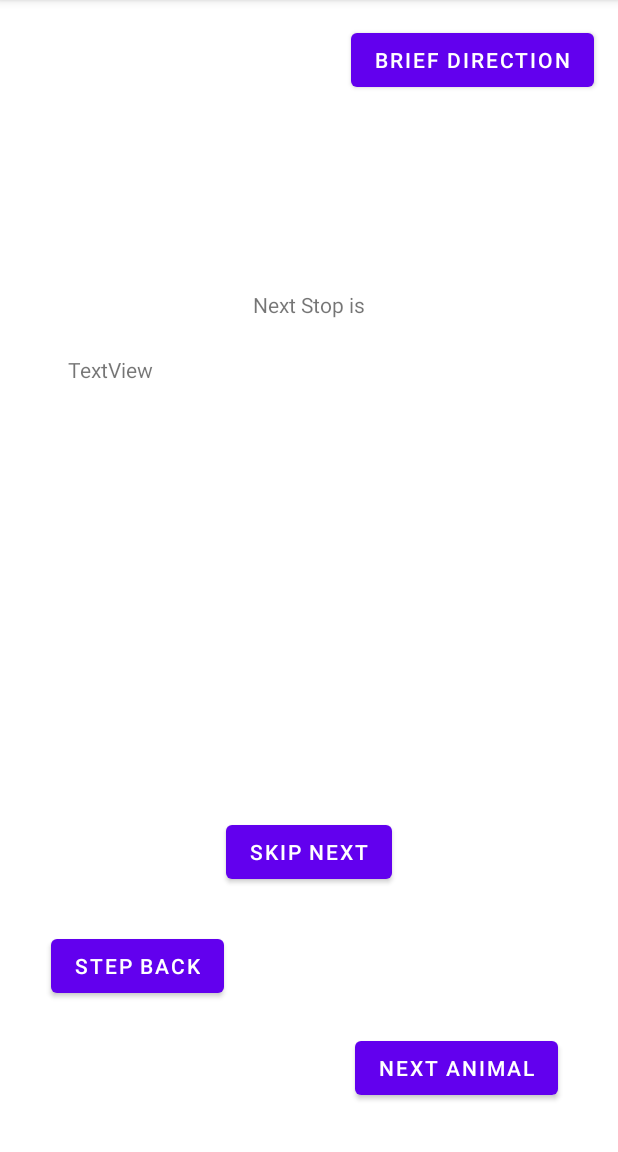
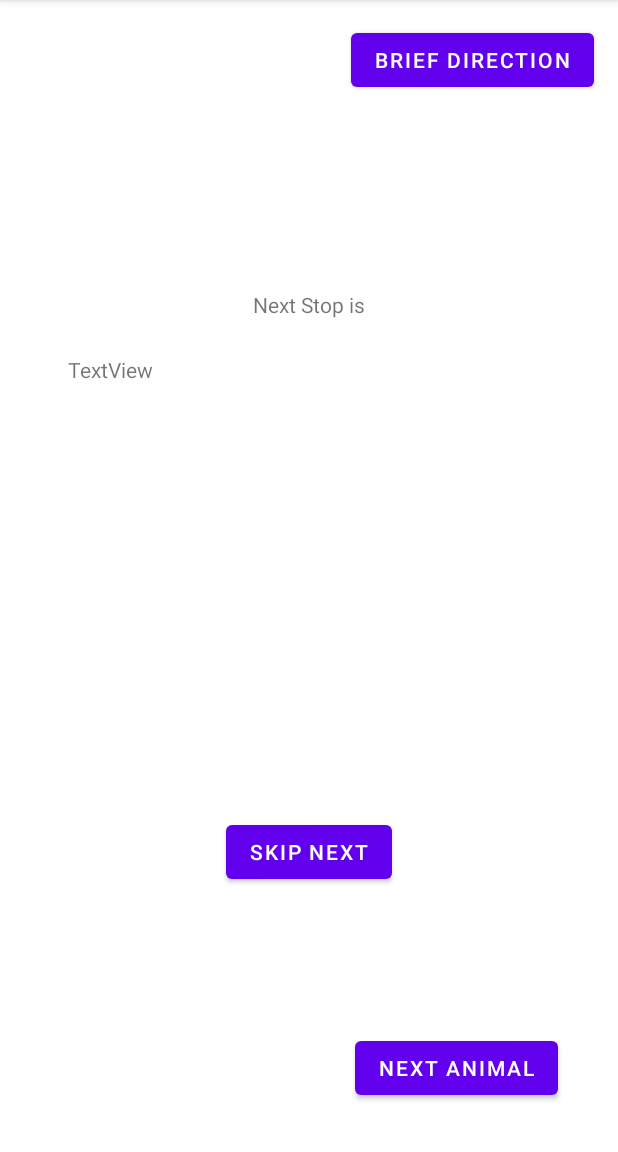
Before and after one commit to CSE-110-Spring-2022/zooseeker-cse-110-team-23, an Android app: the DirectionActivity screen opened directly, with no data from a screen before it, on a phone screen of 412 x 824 dp, the part 84-1236 px from its top. Run offline under Robolectric (Android 15) with nearby library versions, the phone set to English and light mode, and no system bars; our stand-ins replace Room's generated code; libraries missing offline, so code that uses them is left out: org.jgrapht, org.jgrapht.alg, org.jgrapht.graph, org.jgrapht.nio; 5 statements that could not run were skipped.

```diff
--- a/app/src/main/res/layout/activity_direction.xml
+++ b/app/src/main/res/layout/activity_direction.xml
@@ -70,6 +70,7 @@
         android:layout_marginStart="34dp"
         android:layout_marginEnd="260dp"
         android:layout_marginBottom="20dp"
+        android:visibility="invisible"
         android:text="Step Back"
         app:layout_constraintBottom_toTopOf="@+id/prev_animal_btn"
         app:layout_constraintEnd_toEndOf="parent"
```
Also changed, not shown: app/src/main/java/com/example/zooseeker/DirectionActivity.java (+7 -2 lines).
